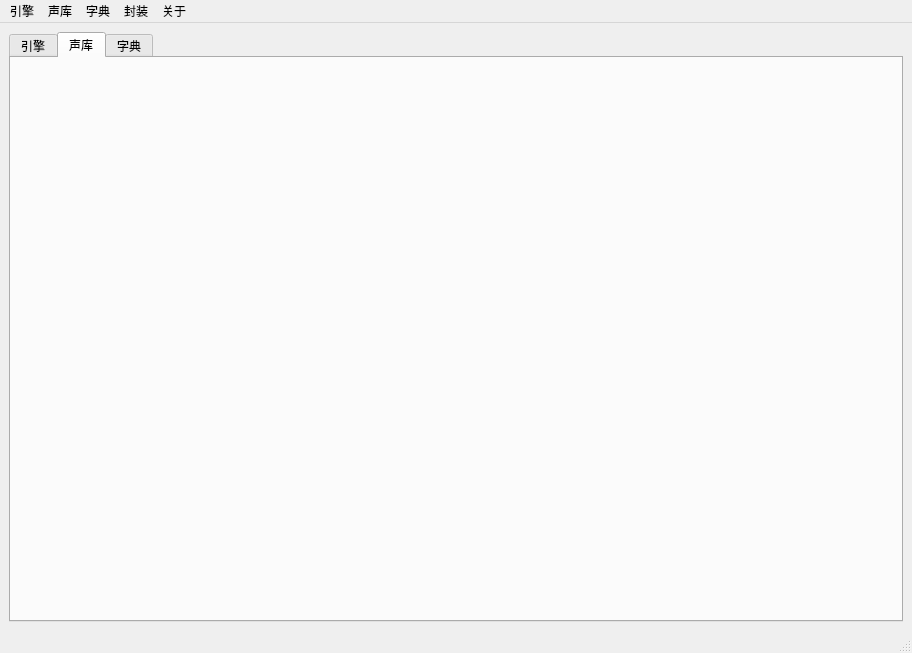
Qt form mainwindow.ui (Infinity-Voice-Synthesis/InfinityModuleTool) before a commit.
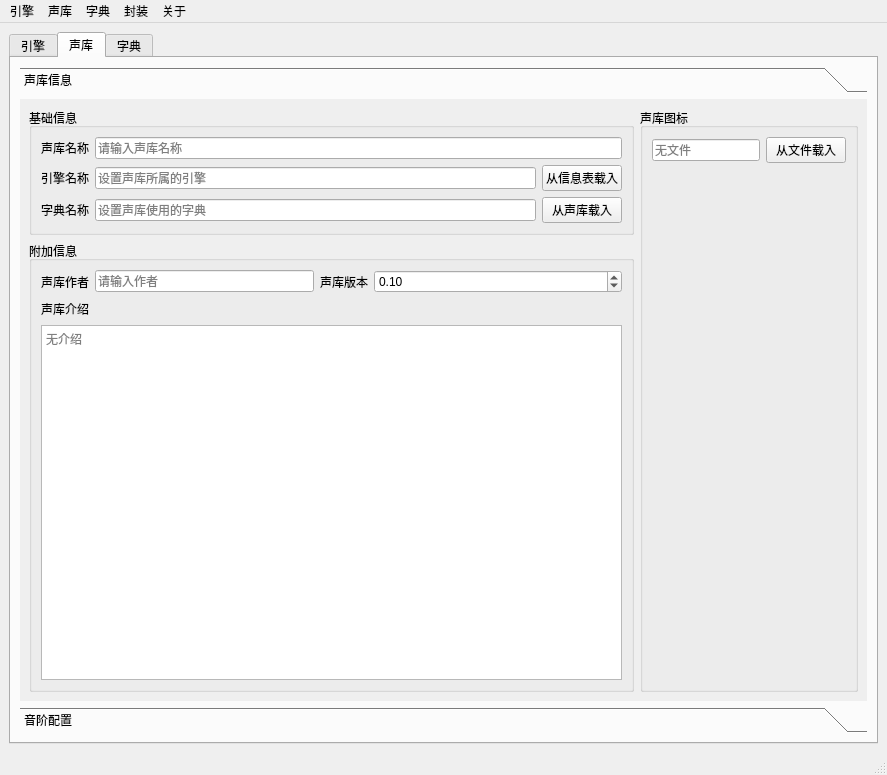
The same form after that commit. The open tabs and pages were chosen to show the change. Icons and pictures are not drawn. Custom widgets are drawn as their Qt base class.

Commit message: 例行更新

```diff
--- a/mainwindow.ui
+++ b/mainwindow.ui
@@ -6,8 +6,8 @@
    <rect>
     <x>0</x>
     <y>0</y>
-    <width>912</width>
-    <height>653</height>
+    <width>887</width>
+    <height>775</height>
    </rect>
   </property>
   <property name="windowTitle">
@@ -517,6 +517,469 @@
        <attribute name="title">
         <string>声库</string>
        </attribute>
+       <layout class="QGridLayout" name="gridLayout_7">
+        <item row="0" column="0">
+         <widget class="QToolBox" name="toolBox_2">
+          <property name="sizePolicy">
+           <sizepolicy hsizetype="Expanding" vsizetype="Expanding">
+            <horstretch>0</horstretch>
+            <verstretch>0</verstretch>
+           </sizepolicy>
+          </property>
+          <property name="currentIndex">
+           <number>1</number>
+          </property>
+          <widget class="QWidget" name="page_4">
+           <property name="geometry">
+            <rect>
+             <x>0</x>
+             <y>0</y>
+             <width>826</width>
+             <height>478</height>
+            </rect>
+           </property>
+           <attribute name="label">
+            <string>声库信息</string>
+           </attribute>
+           <layout class="QGridLayout" name="gridLayout_11">
+            <item row="0" column="0">
+             <widget class="QGroupBox" name="groupBox_5">
+              <property name="title">
+               <string>基础信息</string>
+              </property>
+              <layout class="QGridLayout" name="gridLayout_9">
+               <item row="0" column="0">
+                <widget class="QLabel" name="label_7">
+                 <property name="text">
+                  <string>声库名称</string>
+                 </property>
+                 <property name="buddy">
+                  <cstring>libraryname</cstring>
+                 </property>
+                </widget>
+               </item>
+               <item row="0" column="1" colspan="2">
+                <widget class="QLineEdit" name="libraryname">
+                 <property name="placeholderText">
+                  <string>请输入声库名称</string>
+                 </property>
+                </widget>
+               </item>
+               <item row="1" column="0">
+                <widget class="QLabel" name="label_8">
+                 <property name="text">
+                  <string>引擎名称</string>
+                 </property>
+                 <property name="buddy">
+                  <cstring>libraryengine</cstring>
+                 </property>
+                </widget>
+               </item>
+               <item row="1" column="1">
+                <widget class="QLineEdit" name="libraryengine">
+                 <property name="placeholderText">
+                  <string>设置声库所属的引擎</string>
+                 </property>
+                </widget>
+               </item>
+               <item row="1" column="2">
+                <widget class="QPushButton" name="loadlibraryengine">
+                 <property name="text">
+                  <string>从信息表载入</string>
+                 </property>
+                </widget>
+               </item>
+               <item row="2" column="0">
+                <widget class="QLabel" name="label_9">
+                 <property name="text">
+                  <string>字典名称</string>
+                 </property>
+                 <property name="buddy">
+                  <cstring>librarydictionary</cstring>
+                 </property>
+                </widget>
+               </item>
+               <item row="2" column="1">
+                <widget class="QLineEdit" name="librarydictionary">
+                 <property name="placeholderText">
+                  <string>设置声库使用的字典</string>
+                 </property>
+                </widget>
+               </item>
+               <item row="2" column="2">
+                <widget class="QPushButton" name="loadlibrarydictionary">
+                 <property name="text">
+                  <string>从声库载入</string>
+                 </property>
+                </widget>
+               </item>
+              </layout>
+             </widget>
+            </item>
+            <item row="1" column="0">
+             <widget class="QGroupBox" name="groupBox_6">
+              <property name="title">
+               <string>附加信息</string>
+              </property>
+              <layout class="QGridLayout" name="gridLayout_10">
+               <item row="0" column="0">
+                <widget class="QLabel" name="label_10">
+                 <property name="sizePolicy">
+                  <sizepolicy hsizetype="Maximum" vsizetype="Preferred">
+                   <horstretch>0</horstretch>
+                   <verstretch>0</verstretch>
+                  </sizepolicy>
+                 </property>
+                 <property name="text">
+                  <string>声库作者</string>
+                 </property>
+                 <property name="buddy">
+                  <cstring>engineauthor</cstring>
+                 </property>
+                </widget>
+               </item>
+               <item row="0" column="1">
+                <widget class="QLineEdit" name="libraryauthor">
+                 <property name="placeholderText">
+                  <string>请输入作者</string>
+                 </property>
+                </widget>
+               </item>
+               <item row="0" column="2">
+                <widget class="QLabel" name="label_11">
+                 <property name="sizePolicy">
+                  <sizepolicy hsizetype="Maximum" vsizetype="Preferred">
+                   <horstretch>0</horstretch>
+                   <verstretch>0</verstretch>
+                  </sizepolicy>
+                 </property>
+                 <property name="text">
+                  <string>声库版本</string>
+                 </property>
+                 <property name="buddy">
+                  <cstring>engineversion</cstring>
+                 </property>
+                </widget>
+               </item>
+               <item row="0" column="3">
+                <widget class="QDoubleSpinBox" name="libraryversion">
+                 <property name="singleStep">
+                  <double>0.100000000000000</double>
+                 </property>
+                 <property name="value">
+                  <double>0.100000000000000</double>
+                 </property>
+                </widget>
+               </item>
+               <item row="1" column="0">
+                <widget class="QLabel" name="label_12">
+                 <property name="sizePolicy">
+                  <sizepolicy hsizetype="Maximum" vsizetype="Preferred">
+                   <horstretch>0</horstretch>
+                   <verstretch>0</verstretch>
+                  </sizepolicy>
+                 </property>
+                 <property name="text">
+                  <string>声库介绍</string>
+                 </property>
+                 <property name="buddy">
+                  <cstring>engineinfor</cstring>
+                 </property>
+                </widget>
+               </item>
+               <item row="1" column="1">
+                <spacer name="horizontalSpacer_7">
+                 <property name="orientation">
+                  <enum>Qt::Horizontal</enum>
+                 </property>
+                 <property name="sizeHint" stdset="0">
+                  <size>
+                   <width>320</width>
+                   <height>20</height>
+                  </size>
+                 </property>
+                </spacer>
+               </item>
+               <item row="1" column="2">
+                <spacer name="horizontalSpacer_8">
+                 <property name="orientation">
+                  <enum>Qt::Horizontal</enum>
+                 </property>
+                 <property name="sizeType">
+                  <enum>QSizePolicy::Maximum</enum>
+                 </property>
+                 <property name="sizeHint" stdset="0">
+                  <size>
+                   <width>58</width>
+                   <height>20</height>
+                  </size>
+                 </property>
+                </spacer>
+               </item>
+               <item row="1" column="3">
+                <spacer name="horizontalSpacer_9">
+                 <property name="orientation">
+                  <enum>Qt::Horizontal</enum>
+                 </property>
+                 <property name="sizeHint" stdset="0">
+                  <size>
+                   <width>348</width>
+                   <height>20</height>
+                  </size>
+                 </property>
+                </spacer>
+               </item>
+               <item row="2" column="0" colspan="4">
+                <widget class="QPlainTextEdit" name="libraryinfor">
+                 <property name="placeholderText">
+                  <string>无介绍</string>
+                 </property>
+                </widget>
+               </item>
+              </layout>
+             </widget>
+            </item>
+            <item row="0" column="1" rowspan="2">
+             <widget class="QGroupBox" name="groupBox_4">
+              <property name="sizePolicy">
+               <sizepolicy hsizetype="MinimumExpanding" vsizetype="Preferred">
+                <horstretch>0</horstretch>
+                <verstretch>0</verstretch>
+               </sizepolicy>
+              </property>
+              <property name="title">
+               <string>声库图标</string>
+              </property>
+              <layout class="QGridLayout" name="gridLayout_8">
+               <item row="0" column="0">
+                <widget class="QLineEdit" name="libraryiconname">
+                 <property name="readOnly">
+                  <bool>true</bool>
+                 </property>
+                 <property name="placeholderText">
+                  <string>无文件</string>
+                 </property>
+                </widget>
+               </item>
+               <item row="0" column="1">
+                <widget class="QPushButton" name="loadlibraryicon">
+                 <property name="text">
+                  <string>从文件载入</string>
+                 </property>
+                </widget>
+               </item>
+               <item row="1" column="0" colspan="2">
+                <widget class="QIconWidget" name="libraryicon" native="true">
+                 <property name="sizePolicy">
+                  <sizepolicy hsizetype="Expanding" vsizetype="Expanding">
+                   <horstretch>0</horstretch>
+                   <verstretch>0</verstretch>
+                  </sizepolicy>
+                 </property>
+                </widget>
+               </item>
+              </layout>
+             </widget>
+            </item>
+           </layout>
+          </widget>
+          <widget class="QWidget" name="page_5">
+           <property name="geometry">
+            <rect>
+             <x>0</x>
+             <y>0</y>
+             <width>863</width>
+             <height>571</height>
+            </rect>
+           </property>
+           <attribute name="label">
+            <string>音阶配置</string>
+           </attribute>
+           <layout class="QGridLayout" name="gridLayout_14">
+            <item row="0" column="0">
+             <widget class="QGroupBox" name="groupBox_7">
+              <property name="sizePolicy">
+               <sizepolicy hsizetype="Maximum" vsizetype="Preferred">
+                <horstretch>0</horstretch>
+                <verstretch>0</verstretch>
+               </sizepolicy>
+              </property>
+              <property name="title">
+               <string>音阶调整</string>
+              </property>
+              <layout class="QGridLayout" name="gridLayout_12">
+               <item row="0" column="0" colspan="5">
+                <widget class="QListWidget" name="lsdlist">
+                 <property name="editTriggers">
+                  <set>QAbstractItemView::NoEditTriggers</set>
+                 </property>
+                 <property name="alternatingRowColors">
+                  <bool>true</bool>
+                 </property>
+                 <property name="selectionBehavior">
+                  <enum>QAbstractItemView::SelectRows</enum>
+                 </property>
+                </widget>
+               </item>
+               <item row="1" column="0" colspan="2">
+                <widget class="QPushButton" name="lsdadd">
+                 <property name="text">
+                  <string>添加</string>
+                 </property>
+                </widget>
+               </item>
+               <item row="1" column="2" colspan="2">
+                <widget class="QPushButton" name="lsdedit">
+                 <property name="enabled">
+                  <bool>false</bool>
+                 </property>
+                 <property name="text">
+                  <string>编辑</string>
+                 </property>
+                </widget>
+               </item>
+               <item row="1" column="4">
+                <widget class="QPushButton" name="lsddel">
+                 <property name="enabled">
+                  <bool>false</bool>
+                 </property>
+                 <property name="text">
+                  <string>删除</string>
+                 </property>
+                </widget>
+               </item>
+               <item row="2" column="0" colspan="3">
+                <widget class="QPushButton" name="lsdup">
+                 <property name="enabled">
+                  <bool>false</bool>
+                 </property>
+                 <property name="text">
+                  <string>上移</string>
+                 </property>
+                </widget>
+               </item>
+               <item row="2" column="3" colspan="2">
+                <widget class="QPushButton" name="lsddown">
+                 <property name="enabled">
+                  <bool>false</bool>
+                 </property>
+                 <property name="text">
+                  <string>下移</string>
+                 </property>
+                </widget>
+               </item>
+               <item row="3" column="0">
+                <widget class="QLabel" name="label_13">
+                 <property name="text">
+                  <string>默认音阶</string>
+                 </property>
+                 <property name="buddy">
+                  <cstring>lsddefault</cstring>
+                 </property>
+                </widget>
+               </item>
+               <item row="3" column="1" colspan="4">
+                <widget class="QComboBox" name="lsddefault"/>
+               </item>
+              </layout>
+             </widget>
+            </item>
+            <item row="0" column="1">
+             <widget class="QGroupBox" name="groupBox_8">
+              <property name="sizePolicy">
+               <sizepolicy hsizetype="MinimumExpanding" vsizetype="Preferred">
+                <horstretch>0</horstretch>
+                <verstretch>0</verstretch>
+               </sizepolicy>
+              </property>
+              <property name="title">
+               <string>音阶映射</string>
+              </property>
+              <layout class="QGridLayout" name="gridLayout_13">
+               <item row="0" column="0" colspan="5">
+                <widget class="QTableWidget" name="lsdlink">
+                 <property name="editTriggers">
+                  <set>QAbstractItemView::NoEditTriggers</set>
+                 </property>
+                 <property name="alternatingRowColors">
+                  <bool>true</bool>
+                 </property>
+                 <property name="selectionMode">
+                  <enum>QAbstractItemView::SingleSelection</enum>
+                 </property>
+                 <property name="selectionBehavior">
+                  <enum>QAbstractItemView::SelectRows</enum>
+                 </property>
+                 <attribute name="horizontalHeaderCascadingSectionResizes">
+                  <bool>true</bool>
+                 </attribute>
+                 <column>
+                  <property name="text">
+                   <string>音名</string>
+                  </property>
+                 </column>
+                 <column>
+                  <property name="text">
+                   <string>默认声库音阶</string>
+                  </property>
+                 </column>
+                </widget>
+               </item>
+               <item row="1" column="0">
+                <widget class="QPushButton" name="lladd">
+                 <property name="text">
+                  <string>添加</string>
+                 </property>
+                </widget>
+               </item>
+               <item row="1" column="1">
+                <widget class="QPushButton" name="lledit">
+                 <property name="enabled">
+                  <bool>false</bool>
+                 </property>
+                 <property name="text">
+                  <string>编辑</string>
+                 </property>
+                </widget>
+               </item>
+               <item row="1" column="2">
+                <widget class="QPushButton" name="lldel">
+                 <property name="enabled">
+                  <bool>false</bool>
+                 </property>
+                 <property name="text">
+                  <string>删除</string>
+                 </property>
+                </widget>
+               </item>
+               <item row="1" column="3">
+                <widget class="QPushButton" name="llup">
+                 <property name="enabled">
+                  <bool>false</bool>
+                 </property>
+                 <property name="text">
+                  <string>上移</string>
+                 </property>
+                </widget>
+               </item>
+               <item row="1" column="4">
+                <widget class="QPushButton" name="lldown">
+                 <property name="enabled">
+                  <bool>false</bool>
+                 </property>
+                 <property name="text">
+                  <string>下移</string>
+                 </property>
+                </widget>
+               </item>
+              </layout>
+             </widget>
+            </item>
+           </layout>
+          </widget>
+         </widget>
+        </item>
+       </layout>
       </widget>
       <widget class="QWidget" name="dictionary">
        <attribute name="title">
@@ -672,7 +1135,7 @@
     <rect>
      <x>0</x>
      <y>0</y>
-     <width>912</width>
+     <width>887</width>
      <height>26</height>
     </rect>
    </property>
```
Left out of the diff: 24 changed lines with no effect on the pictures. The commit also changes 1 other file.
